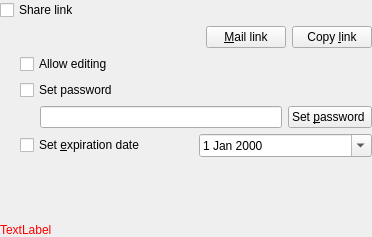
The window that src/gui/sharelinkwidget.ui (nextcloud/desktop) describes before a commit, drawn with Qt 5.
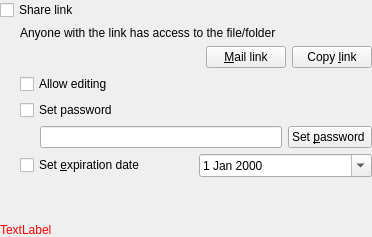
The same window after the commit.

Commit message:
Sharing: Show warning that link shares are public #5785 #5747
Backport of 3872e060ba33913e43714776a1afce787e772351

```diff
--- a/src/gui/sharelinkwidget.ui
+++ b/src/gui/sharelinkwidget.ui
@@ -37,7 +37,7 @@
      </item>
     </layout>
    </item>
-   <item row="3" column="0">
+   <item row="4" column="0">
     <widget class="QLabel" name="errorLabel">
      <property name="sizePolicy">
       <sizepolicy hsizetype="MinimumExpanding" vsizetype="Preferred">
@@ -90,7 +90,7 @@
      </property>
     </widget>
    </item>
-   <item row="1" column="0" colspan="2">
+   <item row="2" column="0" colspan="2">
     <widget class="QWidget" name="widget_shareLink" native="true">
      <layout class="QGridLayout" name="gridLayout_2">
       <property name="leftMargin">
@@ -102,7 +102,7 @@
       <property name="rightMargin">
        <number>0</number>
       </property>
-      <item row="3" column="0">
+      <item row="4" column="0">
        <layout class="QHBoxLayout" name="horizontalLayout">
         <property name="leftMargin">
          <number>20</number>
@@ -129,7 +129,7 @@
         </item>
        </layout>
       </item>
-      <item row="5" column="0">
+      <item row="6" column="0">
        <layout class="QHBoxLayout" name="horizontalLayout_2">
         <property name="leftMargin">
          <number>0</number>
@@ -150,7 +150,7 @@
         </item>
        </layout>
       </item>
-      <item row="2" column="0">
+      <item row="3" column="0">
        <layout class="QHBoxLayout" name="horizontalLayout_password">
         <item>
          <widget class="QCheckBox" name="checkBox_password">
@@ -180,7 +180,7 @@
         </item>
        </layout>
       </item>
-      <item row="0" column="0">
+      <item row="1" column="0">
        <layout class="QHBoxLayout" name="horizontalLayout_3">
         <property name="sizeConstraint">
          <enum>QLayout::SetDefaultConstraint</enum>
@@ -223,7 +223,7 @@
         </item>
        </layout>
       </item>
-      <item row="1" column="0">
+      <item row="2" column="0">
        <widget class="QWidget" name="widget_editing" native="true">
         <layout class="QHBoxLayout" name="horizontalLayout_editing">
          <property name="leftMargin">
@@ -261,10 +261,23 @@
         </layout>
        </widget>
       </item>
+      <item row="0" column="0">
+       <widget class="QLabel" name="publicLinkWarningLabel">
+        <property name="text">
+         <string>Anyone with the link has access to the file/folder</string>
+        </property>
+        <property name="textFormat">
+         <enum>Qt::PlainText</enum>
+        </property>
+        <property name="wordWrap">
+         <bool>true</bool>
+        </property>
+       </widget>
+      </item>
      </layout>
     </widget>
    </item>
-   <item row="2" column="1">
+   <item row="3" column="1">
     <spacer name="verticalSpacer">
      <property name="orientation">
       <enum>Qt::Vertical</enum>
```
